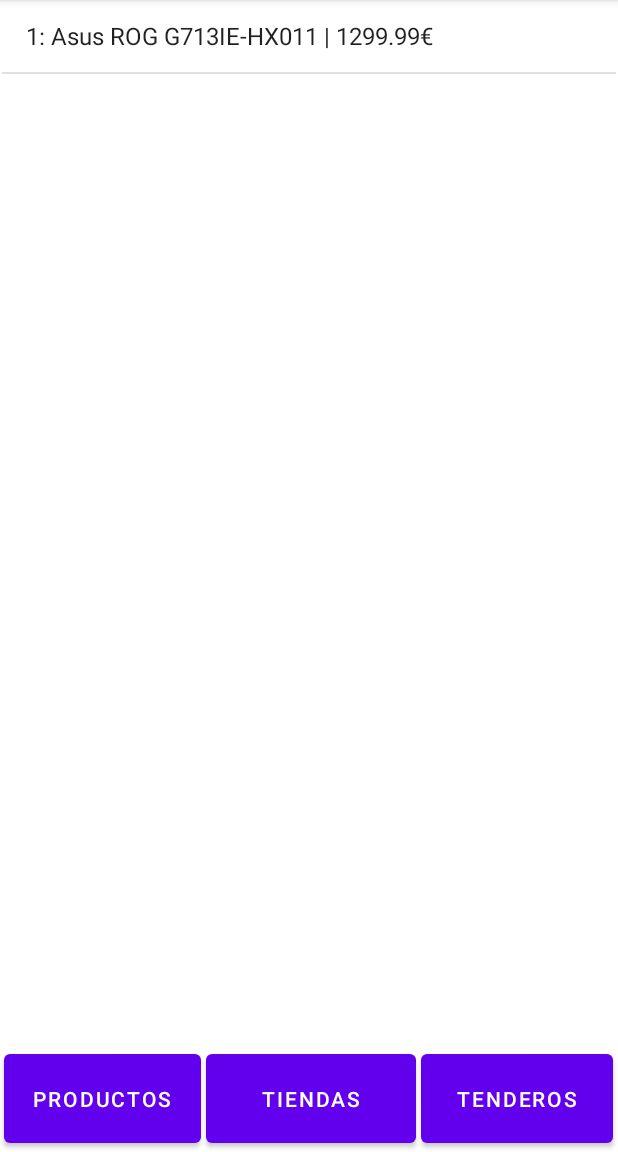
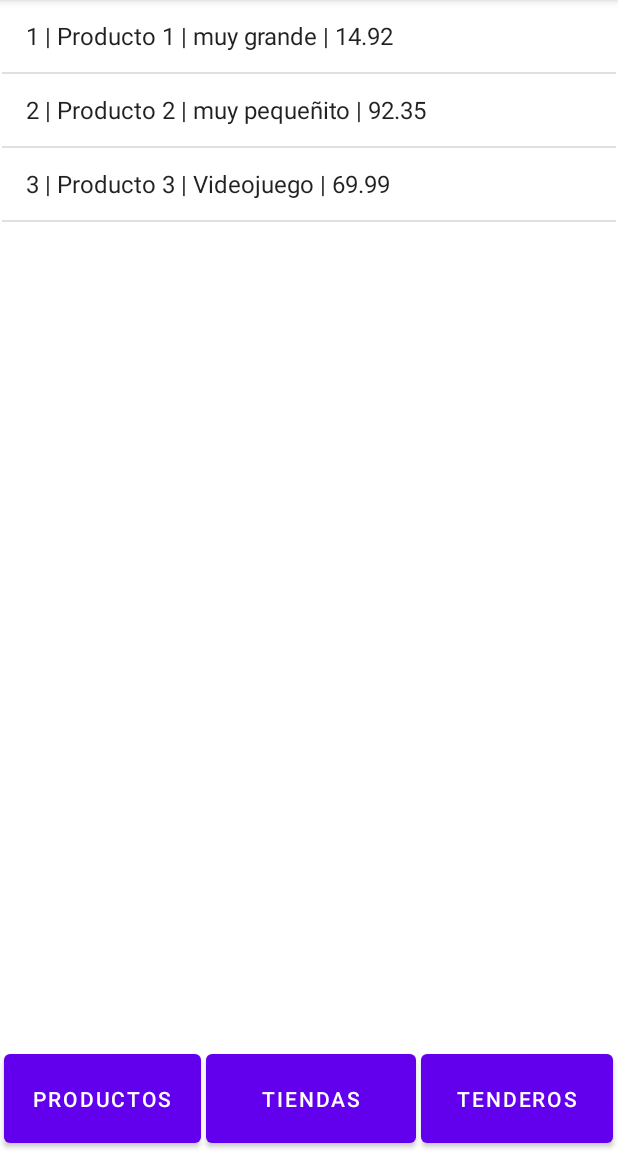
Before and after one commit to Ikerisasi/Grupo3PFG, an Android app: the screen it shows after launch (ProductosActivity), after a tap on "PRODUCTOS", on a phone screen of 412 x 824 dp, the part 84-1236 px from its top. Run offline under Robolectric (Android 15) with nearby library versions, the phone set to English and light mode, and no system bars.

```diff
--- a/Grupo3/app/src/main/AndroidManifest.xml
+++ b/Grupo3/app/src/main/AndroidManifest.xml
@@ -9,6 +9,9 @@
         android:roundIcon="@mipmap/ic_launcher_round"
         android:supportsRtl="true"
         android:theme="@style/Theme.Grupo3">
+        <activity
+            android:name=".DetallesTienda"
+            android:exported="false" />
         <activity
             android:name=".DetallesProductoActivity"
             android:exported="false" />
--- a/Grupo3/app/src/main/java/es/proyecto/grupo3/ProductosActivity.java
+++ b/Grupo3/app/src/main/java/es/proyecto/grupo3/ProductosActivity.java
@@ -18,14 +18,12 @@ public class ProductosActivity extends AppCompatActivity {
 
     ArrayList<String> productos;
     private ArrayAdapter itemsAdapter;
-    private DBManager dbHelper;
+    private DBManager dbHelper = new DBManager(ProductosActivity.this);
 
     @Override
     protected void onCreate(Bundle savedInstanceState) {
         super.onCreate(savedInstanceState);
         setContentView(R.layout.activity_productos);
-
-        dbHelper = new DBManager(ProductosActivity.this);
 
         Button btnProductosProducto = findViewById(R.id.btnProductosProducto);
         Button btnTiendasProducto = findViewById(R.id.btnTiendasProducto);
@@ -46,8 +44,6 @@ public class ProductosActivity extends AppCompatActivity {
             startActivity(intent);
         } );
 
-        //String producto = dbHelper.selectProductos().toString();
-
         CreateAdapter();
 
         ListView listView = (ListView) findViewById(R.id.ListProductos);
@@ -66,7 +62,7 @@ public class ProductosActivity extends AppCompatActivity {
     private void CreateAdapter() {
         productos = new ArrayList<String>();
 
-        productos = dbHelper.selectProductos();
+        productos = dbHelper.selectProductos2();
 
         itemsAdapter = new ArrayAdapter(this, android.R.layout.simple_list_item_1, productos);
     }
@@ -78,7 +74,7 @@ public class ProductosActivity extends AppCompatActivity {
         productos = null;
         productos = new ArrayList<String>();
 
-        productos = dbHelper.selectProductos();
+        productos = dbHelper.selectProductos2();
 
         itemsAdapter.addAll(productos);
 
--- a/Grupo3/app/src/main/java/es/proyecto/grupo3/db/DBManager.java
+++ b/Grupo3/app/src/main/java/es/proyecto/grupo3/db/DBManager.java
@@ -6,56 +6,36 @@ import android.database.Cursor;
 import android.database.sqlite.SQLiteDatabase;
 import android.database.sqlite.SQLiteOpenHelper;
 
+import androidx.annotation.Nullable;
+
 import java.util.ArrayList;
 
+import es.proyecto.grupo3.ProductosActivity;
 import es.proyecto.grupo3.modelo.Producto;
-import es.proyecto.grupo3.modelo.Tendero;
-import es.proyecto.grupo3.modelo.Tienda;
 
 public class DBManager extends SQLiteOpenHelper {
 
-    private static final String DB_NAME = "Proyecto.db";
+    private static final String DB_NAME = "app.db";
     private static final int DB_VERSION = 1;
-    private final Context context;
+    public static final String TABLE_PRODUCTOS = "Productos";
 
-    /* ********************************************************************** */
+    private Context context;
 
-    // Tabla TENDERO
-    private static final String TABLE_TENDERO = "Tendero";
-    private static final String ID_TENDERO = "Tendero";
-    private static final String NOMBRE_TENDERO = "Nombre";
-    private static final String PASS_TENDERO = "Contraseña";
-    private static final String ID_TIENDAS_DEL_TENDERO = "TiendasDelTendero";
-    private static final String ID_PRODUCTOS_DEL_TENDERO = "ProductosDelTendero";
+    //Tabla PRODUCTOS
 
-    // CREATE TABLE TENDERO
-    private static final String CREATE_TABLE_TENDERO = "CREATE TABLE " + TABLE_TENDERO + "(" +
-            ID_TENDERO + " INTEGER PRIMARY KEY AUTOINCREMENT NOT NULL, " +
-            NOMBRE_TENDERO + " TEXT NOT NULL, " +
-            PASS_TENDERO + " TEXT NOT NULL, " +
-            ID_TIENDAS_DEL_TENDERO + " INTEGER NOT NULL, " +
-            ID_PRODUCTOS_DEL_TENDERO + " INTEGER NOT NULL " +
+    private static final String id = "id";
+    private static final String nombre = "nombre";
+    private static final String descripcion = "descripcion";
+    private static final String precio = "precio";
+
+    private static final String CREATE_TABLE_PRODUCTOS = "create table " + TABLE_PRODUCTOS + "(" +
+            id + " INTEGER PRIMARY KEY AUTOINCREMENT, " +
+            nombre + " TEXT NOT NULL," +
+            descripcion+ " TEXT NOT NULL," +
+            precio + " DOUBLE NOT NULL" +
             ")";
-
-    /* ********************************************************************** */
-
-    // Tabla PRODUCTO
-    private static final String TABLE_PRODUCTO = "Producto";
-    private static final String ID_PRODUCTO = "Producto";
-    private static final String NOMBRE_PRODUCTO = "Nombre";
-    private static final String DESCRIPCION_PRODUCTO = "Descripcion";
-    private static final String PRECIO_PRODUCTO = "Precio";
-
-
-    // CREATE TABLE PRODUCTO
-    private static final String CREATE_TABLE_PRODUCTO = "CREATE TABLE " + TABLE_PRODUCTO + "(" +
-            ID_PRODUCTO + " INTEGER PRIMARY KEY AUTOINCREMENT NOT NULL, " +
-            NOMBRE_PRODUCTO + " TEXT NOT NULL, " +
-            DESCRIPCION_PRODUCTO + " TEXT NOT NULL, " +
-            PRECIO_PRODUCTO + " DOUBLE NOT NULL " +
-            ")";
-
-    /* ********************************************************************** */
+    //Hay que agregar un espacio entre las comillas y el tipo de dato para que la base de datos no lo interprete
+    //como el nombre de la columna y te arruine el programa entero
 
     // Tabla TIENDA
     private static final String TABLE_TIENDA = "Tienda";
@@ -67,18 +47,15 @@ public class DBManager extends SQLiteOpenHelper {
     private static final String LONGITUD = "Longitud";
     private static final String LATITUD = "Latitud";
 
-    // CREATE TABLE TIENDA
     private static final String CREATE_TABLE_TIENDA = "CREATE TABLE " + TABLE_TIENDA + "(" +
             ID_TIENDA + " INTEGER PRIMARY KEY AUTOINCREMENT NOT NULL, " +
-            NOMBRE_TIENDA + " TEXT NOT NULL, " +
-            DESCRIPCION_TIENDA + " TEXT NOT NULL, " +
-            LOCALIZACION + " TEXT NOT NULL, " +
-            CALLE + " TEXT NOT NULL, " +
-            LONGITUD + " DOUBLE NOT NULL, " +
-            LATITUD + " DOUBLE NOT NULL " +
+            NOMBRE_TIENDA + " TEXT, " +
+            DESCRIPCION_TIENDA + " TEXT, " +
+            LOCALIZACION + " TEXT, " +
+            CALLE + " TEXT, " +
+            LONGITUD + " DOUBLE, " +
+            LATITUD + " DOUBLE" +
             ")";
-
-    /* ********************************************************************** */
 
     public DBManager(Context context) {
         super(context, DB_NAME, null, DB_VERSION);
@@ -87,90 +64,110 @@ public class DBManager extends SQLiteOpenHelper {
 
     @Override
     public void onCreate(SQLiteDatabase sqLiteDatabase) {
+        //Creación tabla productos + información predeterminada
+        sqLiteDatabase.execSQL(CREATE_TABLE_PRODUCTOS);
 
-        // TABLA TENDERO
-        sqLiteDatabase.execSQL(CREATE_TABLE_TENDERO);
-        sqLiteDatabase.execSQL("INSERT INTO " + TABLE_TENDERO + " VALUES (null, 'admin', 'admin', null, null),(null, 'mediamarkt', 'mediamarkt', null, null), (null, 'zara','zara', null, null)");
+        ContentValues values1 = new ContentValues();
+        values1.put(nombre, "Producto 1");
+        values1.put(descripcion, "muy grande");
+        values1.put(precio, 14.92);
 
-        // TABLA PRODUCTO
-        sqLiteDatabase.execSQL(CREATE_TABLE_PRODUCTO);
-        ContentValues values = new ContentValues();
-        values.put(NOMBRE_PRODUCTO, "Asus ROG G713IE-HX011");
-        values.put(DESCRIPCION_PRODUCTO, "Portatil gaming");
-        values.put(PRECIO_PRODUCTO, "1299.99");
+        ContentValues values2 = new ContentValues();
+        values2.put(nombre, "Producto 2");
+        values2.put(descripcion, "muy pequeñito");
+        values2.put(precio, 92.35);
 
-        sqLiteDatabase.insert(TABLE_PRODUCTO, null, values);
+        ContentValues values3 = new ContentValues();
+        values3.put(nombre, "Producto 3");
+        values3.put(descripcion, "Videojuego");
+        values3.put(precio, 69.99);
 
-        //sqLiteDatabase.execSQL("INSERT INTO " + TABLE_PRODUCTO + " VALUES (null, 'Portátil gaming - Asus ROG G713IE-HX011', 'portatil gaming', 1299.99), (null, 'JEANS STRAIGHT FIT','pantalones vaqueros', 29.95)");
+        sqLiteDatabase.insert(TABLE_PRODUCTOS, null, values1);
+        sqLiteDatabase.insert(TABLE_PRODUCTOS, null, values2);
+        sqLiteDatabase.insert(TABLE_PRODUCTOS, null, values3);
 
-        // TABLA TIENDA
+        //Creación tabla tiendas + información predeterminada
+
         sqLiteDatabase.execSQL(CREATE_TABLE_TIENDA);
-        sqLiteDatabase.execSQL("INSERT INTO " + TABLE_TIENDA+ " VALUES (null, 'mediamarkt', 'tienda de informatica', 'MegaPark', 'Av. de la Ribera, 5, 48902 Barakaldo', 43.290313868882826, -3.0031712883554906), (null, 'zara','tienda de ropa', 'Abando', 'Don Diego López Haroko, 23, 48009 Bilbo', 43.26209185329112, -2.9314099935629185)");
+
+        ContentValues values10 = new ContentValues();
+        values10.put(NOMBRE_TIENDA, "mediamarkt");
+        values10.put(DESCRIPCION_TIENDA, "tienda de informatica");
+        values10.put(LOCALIZACION, "MegaPark");
+        values10.put(CALLE, "Av. de la Ribera 5, Barakaldo");
+        values10.put(LONGITUD, 43.290313868882826);
+        values10.put(LATITUD, -3.0031712883554906);
+
+        ContentValues values11 = new ContentValues();
+        values11.put(NOMBRE_TIENDA, "zara");
+        values11.put(DESCRIPCION_TIENDA, "tienda de ropa");
+        values11.put(LOCALIZACION, "Abando");
+        values11.put(CALLE, "Don Diego López Haroko 23, Bilbao");
+        values11.put(LONGITUD, 43.26209185329112);
+        values11.put(LATITUD, -2.9314099935629185);
+
+        ContentValues values12 = new ContentValues();
+        values12.put(NOMBRE_TIENDA, "Game");
+        values12.put(DESCRIPCION_TIENDA, "Tienda de videojuegos");
+        values12.put(LOCALIZACION, "Zubiarte");
+        values12.put(CALLE, "Leizaola Lehendakariaren Kalea 2, Bilbao");
+        values12.put(LONGITUD, 43.267771849803424);
+        values12.put(LATITUD, -2.94022183764494);
+
+        sqLiteDatabase.insert(TABLE_TIENDA, null, values10);
+        sqLiteDatabase.insert(TABLE_TIENDA, null, values11);
+        sqLiteDatabase.insert(TABLE_TIENDA, null, values12);
+
     }
 
     @Override
     public void onUpgrade(SQLiteDatabase sqLiteDatabase, int i, int i1) {
-        sqLiteDatabase.execSQL("DROP TABLE IF EXISTS " + TABLE_TENDERO);
-        sqLiteDatabase.execSQL("DROP TABLE IF EXISTS " + TABLE_PRODUCTO);
+        sqLiteDatabase.execSQL("DROP TABLE IF EXISTS " + TABLE_PRODUCTOS);
         sqLiteDatabase.execSQL("DROP TABLE IF EXISTS " + TABLE_TIENDA);
         onCreate(sqLiteDatabase);
     }
 
-    //Mira los productos
+    public ArrayList<String> selectProductos2() {
+        String query = "SELECT * FROM " + TABLE_PRODUCTOS;
+        SQLiteDatabase db = this.getWritableDatabase();
+        Cursor cursor = db.rawQuery(query, null);
 
-    public ArrayList<String> selectProductos() {
-
-        String query = "SELECT * FROM " + TABLE_PRODUCTO;
-        SQLiteDatabase sQLiteDatabase = this.getWritableDatabase();
-        Cursor cursor = sQLiteDatabase.rawQuery(query, null);
-
-        Producto productos;
-        ArrayList<String> response = new ArrayList<>();
+        ArrayList<String> respuesta = new ArrayList<String>();;
 
         while(cursor.moveToNext()){
-            productos = new Producto(cursor.getInt(0), cursor.getString(1), cursor.getString(2), cursor.getDouble(3));
-            response.add(productos.toString());
+            int id = cursor.getInt(0);
+            String name = cursor.getString(1);
+            String desc = cursor.getString(2);
+            double coste = cursor.getDouble(3);
+
+            String cosaParaArray = id + " | " + name + " | " + desc + " | " + coste;
+            respuesta.add(cosaParaArray);
         }
 
-        return response;
+        return respuesta;
     }
 
-    //Mira las tiendas
+    public ArrayList<String> selectTiendas2() {
+        String query = "SELECT * FROM " + TABLE_TIENDA;
+        SQLiteDatabase db = this.getWritableDatabase();
+        Cursor cursor = db.rawQuery(query, null);
 
-    public Tienda selectTiendas() {
-        Tienda tiendas = new Tienda();
-
-        String query = "SELECT * FROM " + TABLE_TIENDA;
-        SQLiteDatabase sQLiteDatabase = this.getWritableDatabase();
-        Cursor cursor = sQLiteDatabase.rawQuery(query, null);
+        ArrayList<String> respuesta = new ArrayList<String>();;
 
         while(cursor.moveToNext()){
-            tiendas.setId(cursor.getInt(0));
-            tiendas.setNombre(cursor.getString(1));
-            tiendas.setDescripcion(cursor.getString(2));
-            tiendas.setLocalizacion(cursor.getString(3));
-            tiendas.setCalle(cursor.getString(4));
-            tiendas.setLongitud(cursor.getDouble(5));
-            tiendas.setLatitud(cursor.getDouble(6));
+            int id = cursor.getInt(0);
+            String name = cursor.getString(1);
+            String desc = cursor.getString(2);
+            String loc = cursor.getString(3);
+            String calle = cursor.getString(4);
+            double lon = cursor.getDouble(5);
+            double lat = cursor.getDouble(6);
+
+            String cosaParaArray = id + " | " + name + " | " + loc;
+            respuesta.add(cosaParaArray);
         }
-        cursor.close();
-        sQLiteDatabase.close();
-        return tiendas;
-    }
 
-    // Valida el login
-    public boolean validateLogin(Tendero tendero) {
-        boolean isValid = false;
-
-        SQLiteDatabase db = this.getWritableDatabase();
-        Cursor c = db.rawQuery("SELECT " + NOMBRE_TENDERO + ", " + PASS_TENDERO + " FROM " + TABLE_TENDERO + " WHERE " + NOMBRE_TENDERO + " = '" + tendero.getNombre() + "' AND " + PASS_TENDERO + " = '" + tendero.getPassword() + "'", null);
-
-        if (c.getCount() > 0) isValid = true;
-
-        c.close();
-        db.close();
-
-        return isValid;
+        return respuesta;
     }
 
 
```
Also changed, not shown: Grupo3/app/src/main/java/es/proyecto/grupo3/DetallesTienda.java (added, +14 -0 lines), Grupo3/app/src/main/java/es/proyecto/grupo3/TiendasActivity.java (+52 -6 lines), Grupo3/app/src/main/res/layout/activity_detalles_tienda.xml (added, +9 -0 lines), Grupo3/app/src/main/res/layout/activity_tiendas.xml (+16 -0 lines).
